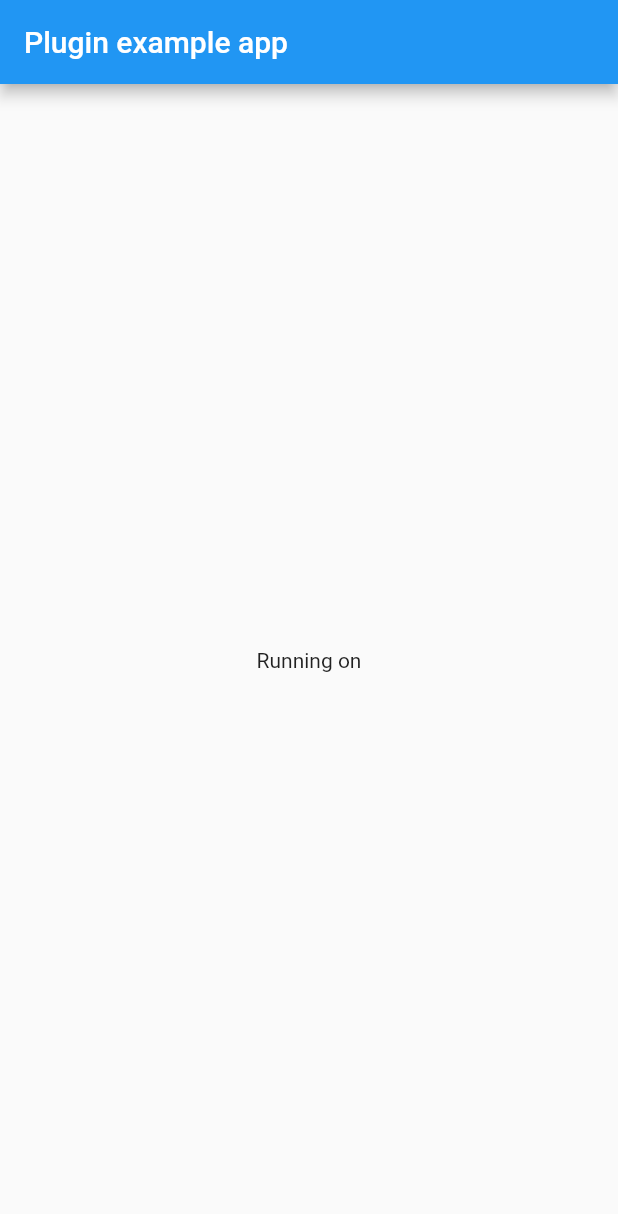
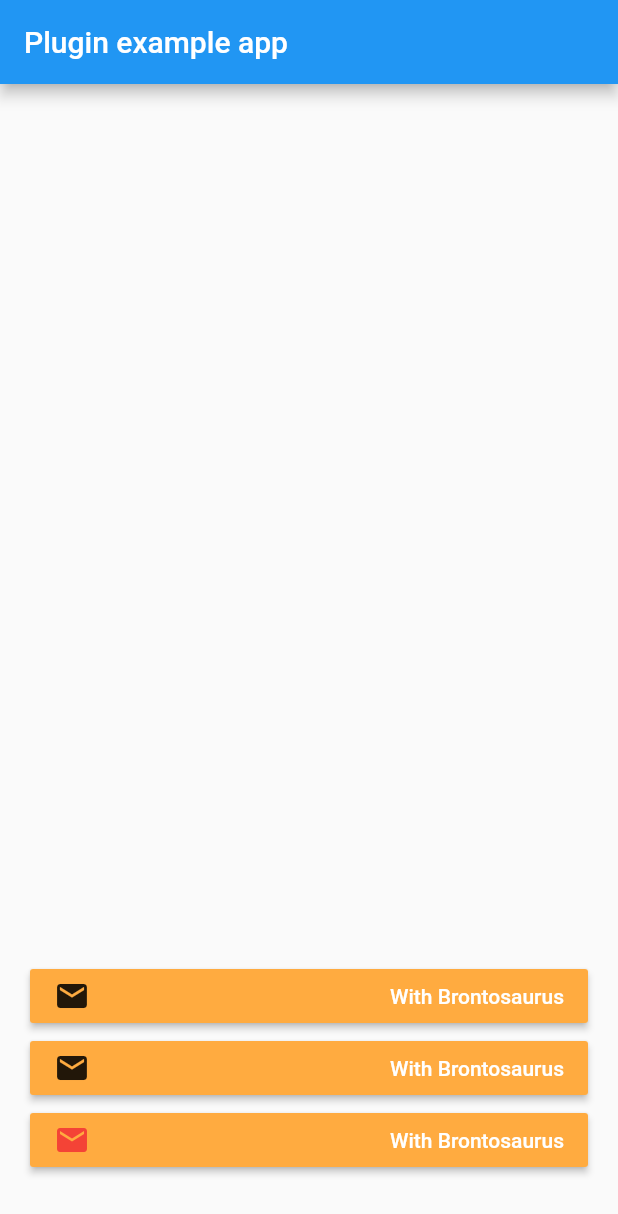
Before and after one commit to Authnull/Authnull-Flutter, a Flutter app: the screen it shows after launch, on a phone screen of 412 x 824 dp. Shown: the top 1214 px of the screen. Run offline on Flutter 3.47's test engine with Material 2 defaults, Android fonts, the phone set to English and light mode, and no system bars.

Commit message:
implement continue with button

```diff
--- /dev/null
+++ b/example/lib/components/button.dart
@@ -0,0 +1,38 @@
+import 'package:flutter/material.dart';
+
+class ContinueWithButton extends StatelessWidget {
+  final Color backgroundColor;
+  final Text text;
+  final Icon icon;
+  final Function onPressed;
+
+  ContinueWithButton(
+      {this.backgroundColor = Colors.redAccent,
+      this.text = const Text("REQUIRED TEXT"),
+      this.icon = const Icon(Icons.email),
+      this.onPressed});
+
+  @override
+  Widget build(BuildContext context) {
+    return Container(
+      padding: const EdgeInsets.only(left: 20.0, right: 20.0),
+      child: SizedBox(
+        width: double.infinity,
+        child: RaisedButton(
+          color: this.backgroundColor,
+          onPressed: () {},
+          child: Row(
+            mainAxisAlignment: MainAxisAlignment.end,
+            children: <Widget>[
+              this.icon,
+              Expanded(
+                child: Container(),
+              ),
+              this.text,
+            ],
+          ),
+        ),
+      ),
+    );
+  }
+}
--- /dev/null
+++ b/example/lib/core.dart
@@ -0,0 +1,51 @@
+import 'package:authnull_example/components/button.dart';
+import 'package:flutter/material.dart';
+
+class Authnull extends StatelessWidget {
+  Widget build(BuildContext context) {
+    return MaterialApp(
+      home: Scaffold(
+        appBar: AppBar(
+          title: const Text('Plugin example app'),
+        ),
+        body: Column(
+          children: <Widget>[
+            Expanded(
+              child: Container(),
+            ),
+            ContinueWithButton(
+              backgroundColor: Colors.orangeAccent,
+              text: Text(
+                "With Brontosaurus",
+                style: TextStyle(color: Colors.white),
+              ),
+              icon: Icon(Icons.email),
+            ),
+            ContinueWithButton(
+              backgroundColor: Colors.orangeAccent,
+              text: Text(
+                "With Brontosaurus",
+                style: TextStyle(color: Colors.white),
+              ),
+              icon: Icon(Icons.email),
+            ),
+            ContinueWithButton(
+              backgroundColor: Colors.orangeAccent,
+              text: Text(
+                "With Brontosaurus",
+                style: TextStyle(color: Colors.white),
+              ),
+              icon: Icon(
+                Icons.email,
+                color: Colors.red,
+              ),
+            ),
+            Container(
+              margin: const EdgeInsets.only(top: 20.0, bottom: 20.0),
+            ),
+          ],
+        ),
+      ),
+    );
+  }
+}
--- a/example/lib/main.dart
+++ b/example/lib/main.dart
@@ -1,5 +1,4 @@
+import 'package:authnull_example/core.dart';
 import 'package:flutter/material.dart';
 
-import 'entry.dart';
-
-void main() => runApp(MyApp());
+void main() => runApp(Authnull());
```
